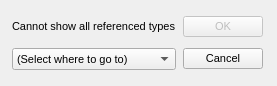
This is lavape/src/LavaPE_UI/idd_gotodeclsel.ui in berkus/lavape as Qt 5 draws it before an edit. The edited form follows.
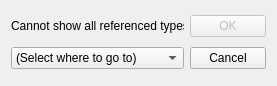
This is the edited form.

Diff of the .ui file:
```diff
--- a/lavape/src/LavaPE_UI/idd_gotodeclsel.ui
+++ b/lavape/src/LavaPE_UI/idd_gotodeclsel.ui
@@ -12,17 +12,6 @@
     <height>86</height>
    </rect>
   </property>
-  <property name="font" >
-   <font>
-    <family>MS Shell Dlg</family>
-    <pointsize>8</pointsize>
-    <weight>50</weight>
-    <italic>false</italic>
-    <bold>false</bold>
-    <underline>false</underline>
-    <strikeout>false</strikeout>
-   </font>
-  </property>
   <property name="windowTitle" >
    <string>Goto</string>
   </property>
```
